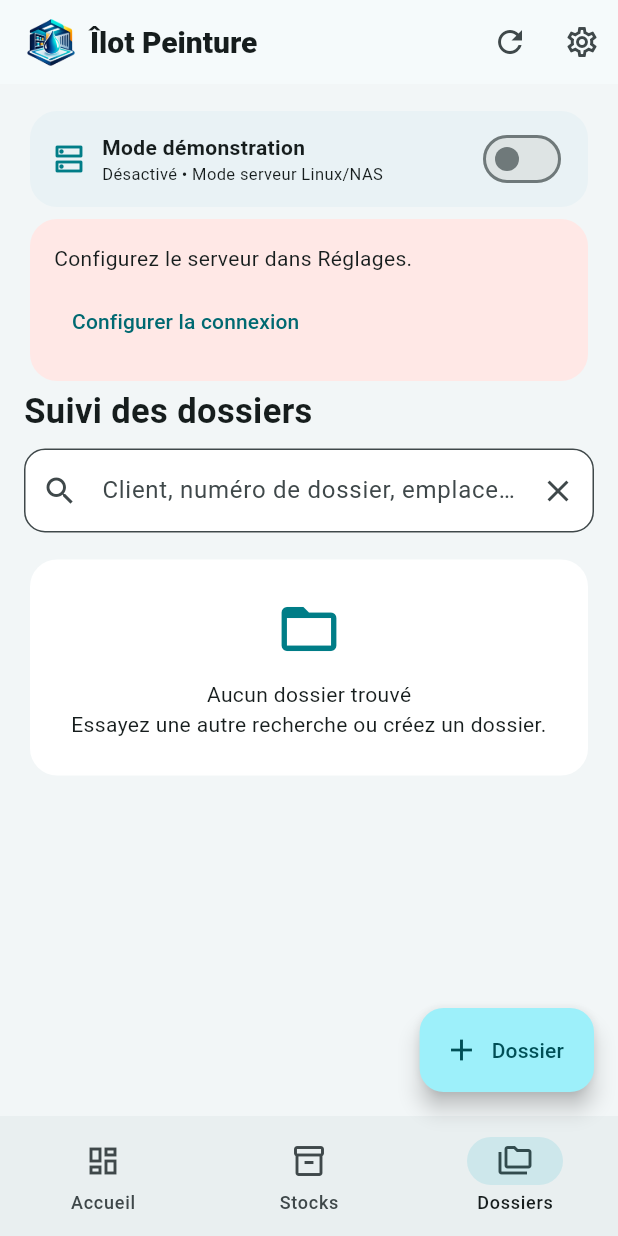
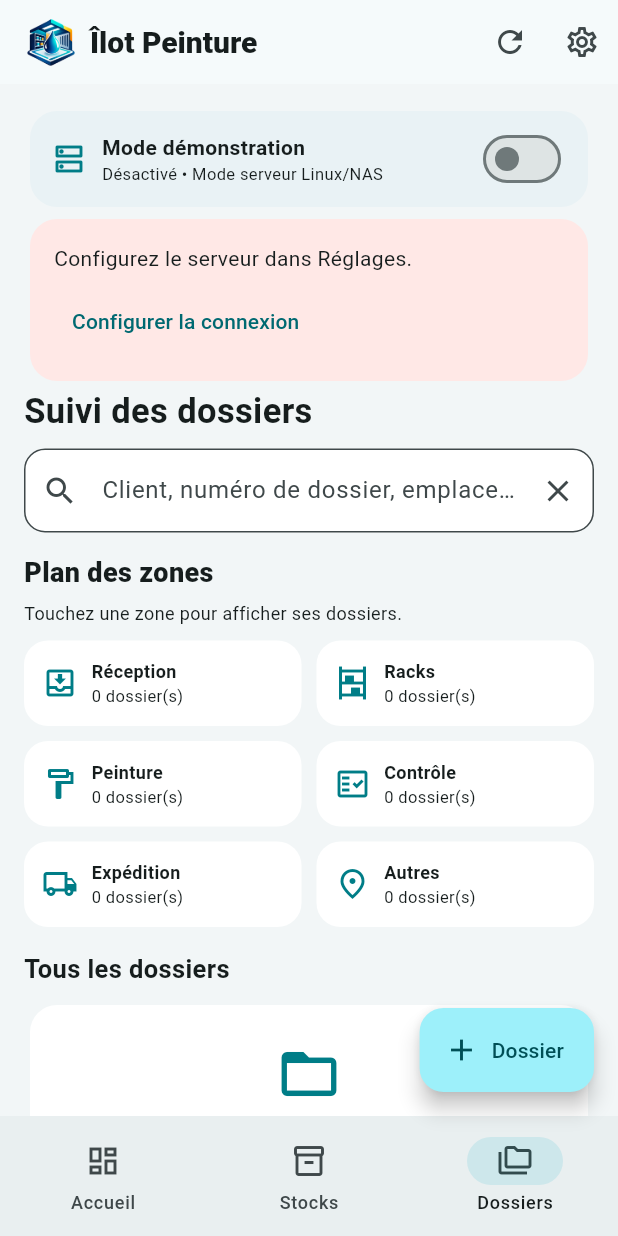
Before and after one commit to janintibo-art/ilot-peinture, a Flutter app: the screen it shows after launch, item 3 of the bottom bar chosen, on a phone screen of 412 x 824 dp. Run offline on Flutter 3.47's test engine with Material 3 defaults, Android fonts, the phone set to English and light mode, and no system bars; our stand-ins replace shared_preferences.

Commit message:
V10 zones de rangement et deplacement rapide dossiers

```diff
--- a/lib/main.dart
+++ b/lib/main.dart
@@ -69,6 +69,7 @@ class _HomeState extends State<Home> {
   final api = Api();
   int page = 0;
   bool busy = false;
+  String selectedZone = 'Toutes';
   String error = '';
   List<dynamic> products = [], files = [];
   final search = TextEditingController();
@@ -84,6 +85,62 @@ class _HomeState extends State<Home> {
     Wrap(spacing:6,runSpacing:4,children:suggestedLocations.map((loc)=>ActionChip(label:Text(loc,style:const TextStyle(fontSize:11)),onPressed:(){ controller.text=loc; controller.selection=TextSelection.collapsed(offset:controller.text.length); })).toList()),
     const SizedBox(height:12),
   ]);
+  static const zones = ['Toutes', 'Réception', 'Racks', 'Peinture', 'Contrôle', 'Expédition', 'Autres'];
+  String zoneOf(Object? raw) {
+    final value = (raw ?? '').toString().toLowerCase();
+    if (value.contains('réception') || value.contains('reception')) return 'Réception';
+    if (value.contains('rack') || value.contains('étagère') || value.contains('etagere')) return 'Racks';
+    if (value.contains('peinture') || value.contains('chariot')) return 'Peinture';
+    if (value.contains('contrôle') || value.contains('controle')) return 'Contrôle';
+    if (value.contains('expédition') || value.contains('expedition')) return 'Expédition';
+    return 'Autres';
+  }
+  IconData zoneIcon(String zone) => switch (zone) {
+    'Réception' => Icons.move_to_inbox_outlined,
+    'Racks' => Icons.shelves,
+    'Peinture' => Icons.format_paint_outlined,
+    'Contrôle' => Icons.fact_check_outlined,
+    'Expédition' => Icons.local_shipping_outlined,
+    _ => Icons.place_outlined,
+  };
+  Widget zoneBoard() {
+    final all = files.cast<Map<String,dynamic>>();
+    return Column(crossAxisAlignment:CrossAxisAlignment.start,children:[
+      const Text('Plan des zones', style:TextStyle(fontSize:18,fontWeight:FontWeight.w800)),
+      const SizedBox(height:5),
+      const Text('Touchez une zone pour afficher ses dossiers.',style:TextStyle(fontSize:12)),
+      const SizedBox(height:10),
+      LayoutBuilder(builder:(context, constraints) {
+        final width = (constraints.maxWidth - 10) / 2;
+        return Wrap(spacing:10,runSpacing:10,children:zones.where((z)=>z!='Toutes').map((zone) {
+          final count=all.where((file)=>zoneOf(file['location'])==zone).length;
+          final active=selectedZone==zone;
+          return SizedBox(width:width,child:Material(color:active?const Color(0xffd3efea):Colors.white,borderRadius:BorderRadius.circular(16),child:InkWell(borderRadius:BorderRadius.circular(16),onTap:()=>setState(()=>selectedZone=active?'Toutes':zone),child:Padding(padding:const EdgeInsets.all(12),child:Row(children:[Icon(zoneIcon(zone),color:const Color(0xff007d87)),const SizedBox(width:9),Expanded(child:Column(crossAxisAlignment:CrossAxisAlignment.start,children:[Text(zone,style:const TextStyle(fontWeight:FontWeight.w700,fontSize:12),overflow:TextOverflow.ellipsis),Text('$count dossier(s)',style:const TextStyle(fontSize:11))]))])))));
+        }).toList());
+      }),
+      if(selectedZone!='Toutes') Padding(padding:const EdgeInsets.only(top:8,bottom:5),child:ActionChip(avatar:const Icon(Icons.close,size:17),label:Text('Filtre : $selectedZone'),onPressed:()=>setState(()=>selectedZone='Toutes'))),
+    ]);
+  }
+  Future<void> quickMove(Map<String,dynamic> item) async {
+    final controller=TextEditingController(text:(item['location']??'').toString());
+    await showDialog<void>(context:context,builder:(dialog)=>AlertDialog(
+      title:Text('Déplacer ${item['reference']}'),
+      content:SizedBox(width:440,child:SingleChildScrollView(child:Column(mainAxisSize:MainAxisSize.min,crossAxisAlignment:CrossAxisAlignment.start,children:[
+        Text('Emplacement actuel : ${item['location']}',style:const TextStyle(fontSize:12)),
+        const SizedBox(height:12),locationPicker(controller),
+      ]))),
+      actions:[TextButton(onPressed:()=>Navigator.pop(dialog),child:const Text('Annuler')),
+        FilledButton.icon(icon:const Icon(Icons.check),label:const Text('Déplacer'),onPressed:() async {
+          final destination=controller.text.trim();
+          if(destination.isEmpty) {message('Choisissez un emplacement.');return;}
+          if(destination==(item['location']??'').toString()) {Navigator.pop(dialog);return;}
+          await execute(() async {await api.request('PUT','/files/${item['id']}',{
+            'reference':item['reference'],'client':item['client'],'location':destination,
+            'status':item['status'],'notes':item['notes']??'',
+          });});
+        })]));
+    controller.dispose();
+  }
   final categories = ['Liquide','Poudre','Solvant','Autre'];
   final statuses = ['Reçu','En attente','En peinture','Terminé','Expédié'];
   @override
@@ -111,6 +168,7 @@ class _HomeState extends State<Home> {
     await prefs.setBool('demo_mode',enabled);
     api.demo=enabled;
     search.clear();
+    setState(()=>selectedZone='Toutes');
     await refresh();
   }
   Future<void> resetDemo() async {
@@ -219,7 +277,9 @@ class _HomeState extends State<Home> {
         if(page==2) ...[
           const Text('Suivi des dossiers',style:TextStyle(fontSize:23,fontWeight:FontWeight.bold)),const SizedBox(height:8),
           TextField(controller:search,onChanged:onSearchChanged,decoration:InputDecoration(prefixIcon:const Icon(Icons.search),hintText:'Client, numéro de dossier, emplacement',suffixIcon:IconButton(onPressed:(){search.clear();refresh();},icon:const Icon(Icons.clear)))),const SizedBox(height:14),
-          for(final item in files.cast<Map<String,dynamic>>()) Card(child:Padding(padding:const EdgeInsets.symmetric(vertical:5),child:ListTile(leading:const CircleAvatar(backgroundColor:Color(0xffe3f1f2),child:Icon(Icons.folder_outlined,color:Color(0xff007d87))),title:Text('${item['reference']} • ${item['client']}',style:const TextStyle(fontWeight:FontWeight.w700)),subtitle:Column(crossAxisAlignment:CrossAxisAlignment.start,children:[const SizedBox(height:7),Text('📍 ${item['location']}',style:const TextStyle(fontWeight:FontWeight.w700,color:Color(0xff007d87))),const SizedBox(height:3),Text('Statut : ${item['status']}'),if((item['notes']??'').toString().isNotEmpty) Text(item['notes'].toString(),maxLines:2,overflow:TextOverflow.ellipsis)]),trailing:IconButton(tooltip:'Historique du dossier',icon:const Icon(Icons.history),onPressed:()=>showHistory(item['reference'].toString(),'/files/${item['id']}/history',false)),onTap:()=>fileEditor(item)))),
+          zoneBoard(),const SizedBox(height:16),
+          Text(selectedZone=='Toutes'?'Tous les dossiers':'Dossiers : $selectedZone',style:const TextStyle(fontSize:17,fontWeight:FontWeight.w700)),const SizedBox(height:8),
+          for(final item in files.cast<Map<String,dynamic>>().where((item)=>selectedZone=='Toutes'||zoneOf(item['location'])==selectedZone)) Card(child:Padding(padding:const EdgeInsets.symmetric(vertical:5),child:ListTile(leading:const CircleAvatar(backgroundColor:Color(0xffe3f1f2),child:Icon(Icons.folder_outlined,color:Color(0xff007d87))),title:Text('${item['reference']} • ${item['client']}',style:const TextStyle(fontWeight:FontWeight.w700)),subtitle:Column(crossAxisAlignment:CrossAxisAlignment.start,children:[const SizedBox(height:7),Text('📍 ${item['location']}',style:const TextStyle(fontWeight:FontWeight.w700,color:Color(0xff007d87))),const SizedBox(height:3),Text('Statut : ${item['status']}'),if((item['notes']??'').toString().isNotEmpty) Text(item['notes'].toString(),maxLines:2,overflow:TextOverflow.ellipsis)]),trailing:PopupMenuButton<String>(tooltip:'Actions du dossier',onSelected:(action){if(action=='move'){quickMove(item);}else if(action=='history'){showHistory(item['reference'].toString(),'/files/${item['id']}/history',false);}else{fileEditor(item);}},itemBuilder:(context)=>const [PopupMenuItem(value:'move',child:Text('Déplacer')),PopupMenuItem(value:'history',child:Text('Historique')),PopupMenuItem(value:'edit',child:Text('Modifier'))]),onTap:()=>fileEditor(item)))),
           if(files.isEmpty && !busy) const Card(child:Padding(padding:EdgeInsets.all(24),child:Column(children:[Icon(Icons.folder_open_outlined,size:44,color:Color(0xff007d87)),SizedBox(height:12),Text('Aucun dossier trouvé'),Text('Essayez une autre recherche ou créez un dossier.',textAlign:TextAlign.center)])))
         ],
         const SizedBox(height:80)
```
